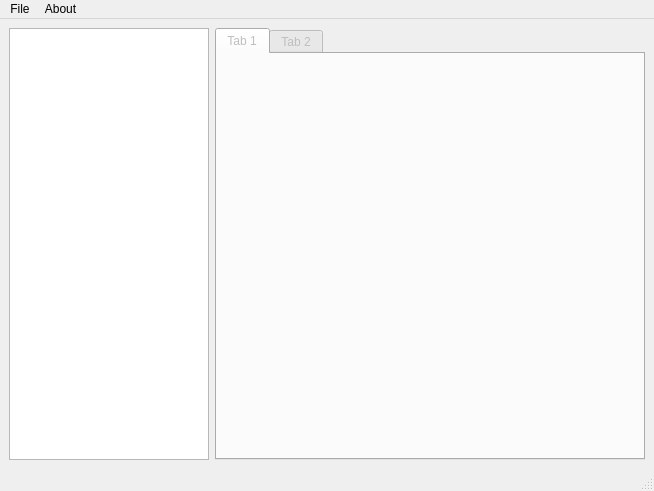
Qt form res/window.ui (remeh/mehstation-config) before a commit.
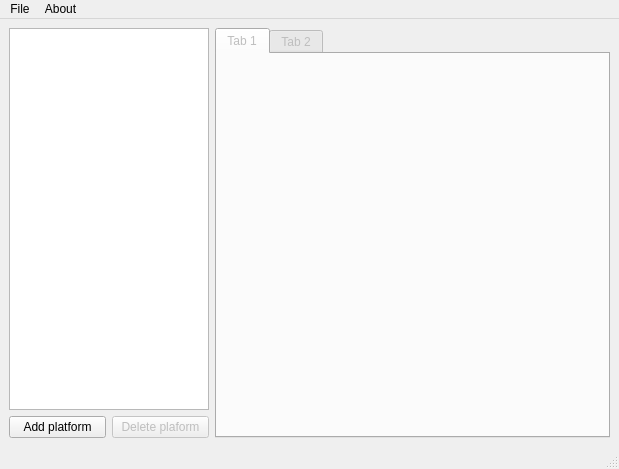
The same form after that commit.

Commit message: Load executables when a platform is selected.

The edit to the form file:
```diff
--- a/res/window.ui
+++ b/res/window.ui
@@ -6,21 +6,34 @@
    <rect>
     <x>0</x>
     <y>0</y>
-    <width>654</width>
-    <height>491</height>
+    <width>619</width>
+    <height>469</height>
    </rect>
   </property>
   <property name="windowTitle">
    <string>MainWindow</string>
   </property>
   <widget class="QWidget" name="centralwidget">
+   <layout class="QGridLayout" name="gridLayout">
+    <item row="0" column="0">
    <layout class="QHBoxLayout" name="horizontalLayout_2">
+      <property name="sizeConstraint">
+       <enum>QLayout::SetMinimumSize</enum>
+      </property>
     <item>
-     <widget class="QListView" name="listPlatforms">
+       <layout class="QVBoxLayout" name="verticalLayout_3">
+        <item>
+         <widget class="QListWidget" name="listPlatforms">
+          <property name="sizePolicy">
+           <sizepolicy hsizetype="Expanding" vsizetype="MinimumExpanding">
+            <horstretch>0</horstretch>
+            <verstretch>0</verstretch>
+           </sizepolicy>
+          </property>
       <property name="minimumSize">
        <size>
         <width>150</width>
-        <height>0</height>
+            <height>200</height>
        </size>
       </property>
       <property name="maximumSize">
@@ -32,6 +45,29 @@
      </widget>
     </item>
     <item>
+         <layout class="QHBoxLayout" name="horizontalLayout_3">
+          <item>
+           <widget class="QPushButton" name="addPlatform">
+            <property name="text">
+             <string>Add platform</string>
+            </property>
+           </widget>
+          </item>
+          <item>
+           <widget class="QPushButton" name="disablePlatform">
+            <property name="enabled">
+             <bool>false</bool>
+            </property>
+            <property name="text">
+             <string>Delete plaform</string>
+            </property>
+           </widget>
+          </item>
+         </layout>
+        </item>
+       </layout>
+      </item>
+      <item>
      <widget class="QTabWidget" name="tabWidget">
       <property name="enabled">
        <bool>false</bool>
@@ -53,15 +89,15 @@
      </widget>
     </item>
    </layout>
-   <zorder>tabWidget</zorder>
-   <zorder>listPlatforms</zorder>
+    </item>
+   </layout>
   </widget>
   <widget class="QMenuBar" name="menubar">
    <property name="geometry">
     <rect>
      <x>0</x>
      <y>0</y>
-     <width>654</width>
+     <width>619</width>
      <height>20</height>
     </rect>
    </property>
```
Left out of the diff: 5 changed lines with no effect on the pictures. Lines whose indentation alone changed are shown as unchanged. The commit also changes 5 other files.
